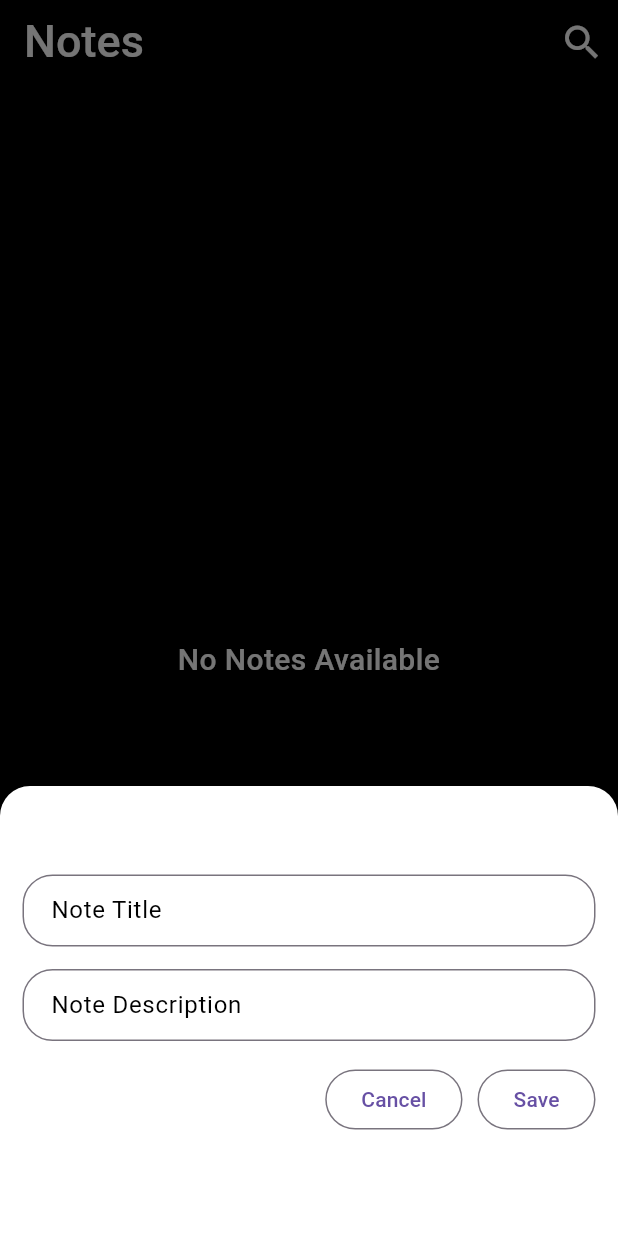
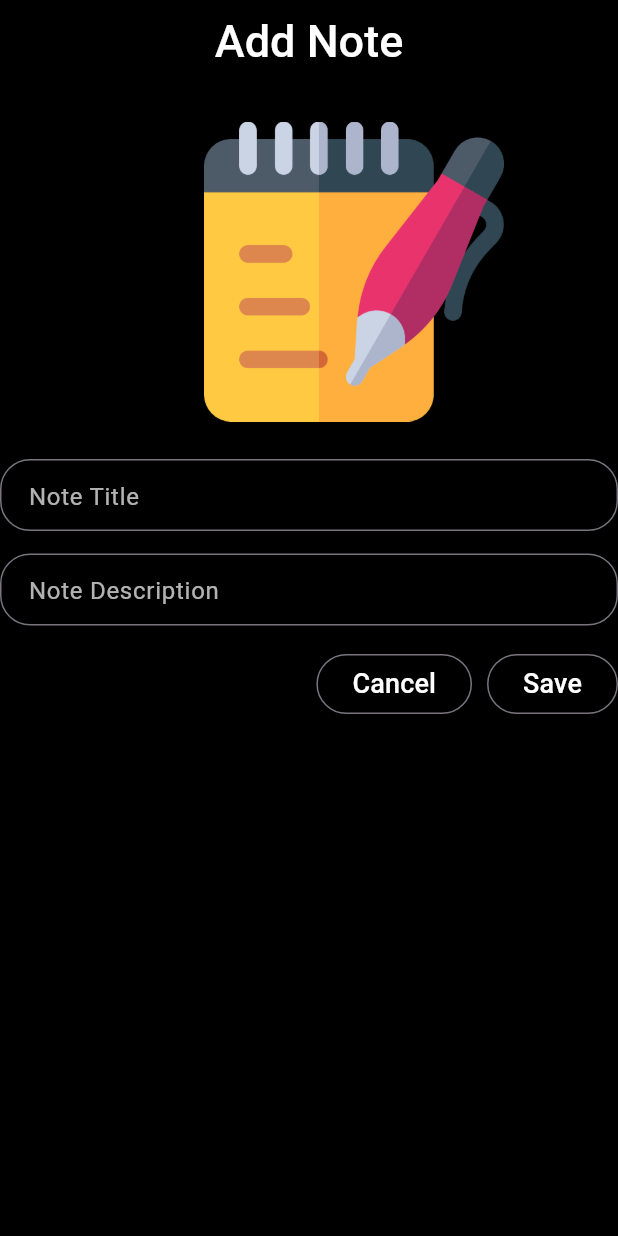
Before and after one commit to pradun-oops/notes_app, a Flutter app: the screen it shows after launch, after a tap on the "add" icon, on a phone screen of 412 x 824 dp. Run offline on Flutter 3.47's test engine with Material 3 defaults, Android fonts, the phone set to English and light mode, and no system bars; our stand-ins replace sqflite; accounts and stored records are empty.

Commit message:
Notes from other page

```diff
--- /dev/null
+++ b/lib/pages/add_note_page.dart
@@ -0,0 +1,111 @@
+import 'package:flutter/material.dart';
+import 'package:notes/helper/db_helper.dart';
+import 'package:notes/models/model.dart';
+
+import 'package:notes/widgets/custom_text.dart';
+import 'package:notes/widgets/custom_textfield.dart';
+
+class AddNotePage extends StatefulWidget {
+  const AddNotePage({
+    super.key,
+  });
+
+  @override
+  State<AddNotePage> createState() => _AddNotePageState();
+}
+
+class _AddNotePageState extends State<AddNotePage> {
+  TextEditingController titleController = TextEditingController();
+  TextEditingController descriptionController = TextEditingController();
+  DbHelper? mDb;
+
+  @override
+  void initState() {
+    super.initState();
+    mDb = DbHelper.getInstance();
+  }
+
+  @override
+  Widget build(BuildContext context) {
+    return Scaffold(
+      backgroundColor: Colors.black,
+      appBar: AppBar(
+        backgroundColor: Colors.black,
+        automaticallyImplyLeading: false,
+        title: CustomText(
+          text: 'Add Note',
+          size: 30,
+        ),
+        centerTitle: true,
+      ),
+      body: Column(
+        children: [
+          const SizedBox(
+            height: 25,
+          ),
+          Padding(
+            padding: const EdgeInsets.only(left: 60.0),
+            child: Image.asset(
+              "assets/logo/notes.png",
+              width: 200,
+            ),
+          ),
+          const SizedBox(
+            height: 25,
+          ),
+          CustomTextfield(
+            hint: 'Note Title',
+            controller: titleController,
+          ),
+          const SizedBox(
+            height: 15,
+          ),
+          CustomTextfield(
+            hint: 'Note Description',
+            controller: descriptionController,
+          ),
+          const SizedBox(
+            height: 15,
+          ),
+          Row(
+            mainAxisAlignment: MainAxisAlignment.end,
+            children: [
+              OutlinedButton(
+                onPressed: () {
+                  Navigator.pop(context);
+                },
+                child: CustomText(
+                  text: "Cancel",
+                  size: 18,
+                ),
+              ),
+              const SizedBox(
+                width: 10,
+              ),
+              OutlinedButton(
+                onPressed: () async {
+                  bool check = await mDb!.addNote(
+                    newNote: NoteModel(
+                      nTitle: titleController.text,
+                      nDescription: descriptionController.text,
+                      nCreatedAt:
+                          DateTime.now().microsecondsSinceEpoch.toString(),
+                    ),
+                  );
+                  if (check) {
+                    // ignore: use_build_context_synchronously
+                    Navigator.pop(context);
+                  }
+                },
+                child: CustomText(
+                  text: "Save",
+                  size: 18,
+                ),
+              ),
+            ],
+          )
+        ],
+      ),
+    );
+  }
+}
--- a/lib/pages/note_page.dart
+++ b/lib/pages/note_page.dart
@@ -4,8 +4,8 @@ import 'package:intl/intl.dart';
 import 'package:notes/color/color_list.dart';
 import 'package:notes/helper/db_helper.dart';
 import 'package:notes/models/model.dart';
+import 'package:notes/pages/add_note_page.dart';
 import 'package:notes/widgets/custom_text.dart';
-import 'package:notes/widgets/custom_textfield.dart';
 
 class NotePage extends StatefulWidget {
   const NotePage({super.key});
@@ -68,7 +68,8 @@ class _NotePageState extends State<NotePage> {
                   int.parse(mData[index].nCreatedAt),
                 );
                 return Padding(
-                  padding: const EdgeInsets.all(3.0),
+                  padding: const EdgeInsets.all(5.0),
+                  child: GestureDetector(
                     child: Container(
                       decoration: BoxDecoration(
                         borderRadius: BorderRadius.circular(15),
@@ -93,16 +94,16 @@ class _NotePageState extends State<NotePage> {
                             Text(
                               mData[index].nDescription,
                               style: const TextStyle(
-                              color: Colors.black54,
+                                color: Colors.black87,
                                 fontSize: 22,
-                              fontWeight: FontWeight.w800,
+                                fontWeight: FontWeight.w600,
                               ),
                               textAlign: TextAlign.center,
                             ),
                             Text(
                               df.format(eachDate),
                               style: const TextStyle(
-                              color: Colors.black54,
+                                color: Colors.black,
                                 fontSize: 16,
                                 fontWeight: FontWeight.w400,
                               ),
@@ -112,93 +113,104 @@ class _NotePageState extends State<NotePage> {
                         ),
                       ),
                     ),
+                    onLongPress: () {
+                      showDialog(
+                        context: context,
+                        builder: (_) {
+                          return AlertDialog(
+                            backgroundColor: colorList[index]['color'],
+                            title: Text(
+                              "Options",
+                              textAlign: TextAlign.center,
+                              style: TextStyle(
+                                fontSize: 20,
+                                color: Colors.black,
+                                fontWeight: FontWeight.w700,
+                              ),
+                            ),
+                            content: SizedBox(
+                              height: 80,
+                              child: Row(
+                                mainAxisAlignment:
+                                    MainAxisAlignment.spaceAround,
+                                children: [
+                                  Column(
+                                    children: [
+                                      CustomText(
+                                        text: "Edit",
+                                        size: 18,
+                                        textColor: Colors.black,
+                                      ),
+                                      IconButton(
+                                        onPressed: () {},
+                                        icon: Icon(
+                                          Icons.edit,
+                                          color: Colors.black,
+                                          size: 30,
+                                        ),
+                                      ),
+                                    ],
+                                  ),
+                                  Column(
+                                    children: [
+                                      CustomText(
+                                        text: "Delete",
+                                        size: 18,
+                                        textColor: Colors.black,
+                                      ),
+                                      IconButton(
+                                        onPressed: () async {
+                                          await mDb!.deleteNoteById(
+                                              mData[index].nId!);
+                                          getAllNotes();
+                                          // ignore: use_build_context_synchronously
+                                          Navigator.of(context).pop();
+                                        },
+                                        icon: Icon(
+                                          Icons.delete,
+                                          color: Colors.black,
+                                          size: 30,
+                                        ),
+                                      ),
+                                    ],
+                                  ),
+                                ],
+                              ),
+                            ),
+                          );
+                        },
+                      );
+                    },
+                  ),
                 );
               },
             )
           : Center(
-              child: CustomText(
-                text: 'No Notes Available',
-                size: 20,
+              child: Column(
+                mainAxisAlignment: MainAxisAlignment.center,
+                children: [
+                  Image.asset(
+                    "assets/logo/out-of-stock.png",
+                    width: 250,
+                  ),
+                  const SizedBox(
+                    height: 15,
+                  ),
+                  CustomText(
+                    text: "No Notes found...",
+                    size: 25,
+                  ),
+                ],
               ),
             ),
       floatingActionButton: FloatingActionButton(
         onPressed: () async {
-          titleController.clear();
-          descriptionController.clear();
-          showModalBottomSheet(
-              context: context,
-              builder: (_) {
-                return Container(
-                  padding: EdgeInsets.all(15),
-                  width: double.infinity,
-                  height: 300,
-                  decoration: BoxDecoration(
-                    color: Colors.white,
-                    borderRadius: BorderRadius.only(
-                      topLeft: Radius.circular(20),
-                      topRight: Radius.circular(20),
-                    ),
-                  ),
-                  child: Column(
-                    children: [
-                      CustomText(
-                        text: 'Add Note',
-                        size: 20,
-                      ),
-                      const SizedBox(
-                        height: 15,
-                      ),
-                      CustomTextfield(
-                        hint: 'Note Title',
-                        controller: titleController,
-                      ),
-                      const SizedBox(
-                        height: 15,
-                      ),
-                      CustomTextfield(
-                        hint: 'Note Description',
-                        controller: descriptionController,
-                      ),
-                      const SizedBox(
-                        height: 15,
-                      ),
-                      Row(
-                        mainAxisAlignment: MainAxisAlignment.end,
-                        children: [
-                          OutlinedButton(
-                            onPressed: () {
-                              Navigator.pop(context);
-                            },
-                            child: Text('Cancel'),
-                          ),
-                          const SizedBox(
-                            width: 10,
-                          ),
-                          OutlinedButton(
-                            onPressed: () async {
-                              bool check = await mDb!.addNote(
-                                newNote: NoteModel(
-                                  nTitle: titleController.text,
-                                  nDescription: descriptionController.text,
-                                  nCreatedAt: DateTime.now()
-                                      .microsecondsSinceEpoch
-                                      .toString(),
+          Navigator.push(
+            context,
+            MaterialPageRoute(
+              builder: (context) => AddNotePage(),
             ),
           );
-                              if (check) {
-                                getAllNotes();
-                                // ignore: use_build_context_synchronously
-                                Navigator.pop(context);
-                              }
-                            },
-                            child: Text('Save'),
-                          ),
-                        ],
-                      )
-                    ],
-                  ),
-                );
-              });
         },
         child: Icon(Icons.add),
       ),
--- a/lib/widgets/custom_text.dart
+++ b/lib/widgets/custom_text.dart
@@ -3,7 +3,12 @@ import 'package:flutter/material.dart';
 class CustomText extends StatelessWidget {
   final String text;
   final double size;
-  const CustomText({super.key, required this.text, this.size = 15});
+  final Color textColor;
+  const CustomText(
+      {super.key,
+      required this.text,
+      this.size = 15,
+      this.textColor = Colors.white});
 
   @override
   Widget build(BuildContext context) {
@@ -11,7 +16,7 @@ class CustomText extends StatelessWidget {
       text,
       style: TextStyle(
         fontSize: size,
-        color: Colors.white,
+        color: textColor,
         fontWeight: FontWeight.w500,
       ),
       textAlign: TextAlign.center,
--- a/lib/widgets/custom_textfield.dart
+++ b/lib/widgets/custom_textfield.dart
@@ -3,21 +3,29 @@ import 'package:flutter/material.dart';
 class CustomTextfield extends StatelessWidget {
   final String hint;
   final TextEditingController controller;
-  const CustomTextfield(
-      {super.key, required this.hint, required this.controller});
+  const CustomTextfield({
+    super.key,
+    required this.hint,
+    required this.controller,
+  });
 
   @override
   Widget build(BuildContext context) {
     return TextField(
       controller: controller,
+      style: TextStyle(
+        color: Colors.white,
+        fontSize: 20,
+      ),
       decoration: InputDecoration(
         border: OutlineInputBorder(
           borderRadius: BorderRadius.circular(20),
         ),
         hintText: hint,
         hintStyle: TextStyle(
-          color: Colors.black,
           fontSize: 16,
+          color: Colors.white70,
+          fontWeight: FontWeight.w400,
         ),
         contentPadding: EdgeInsets.only(
           left: 15,
--- a/pubspec.yaml
+++ b/pubspec.yaml
@@ -64,8 +64,8 @@ flutter:
   uses-material-design: true
 
   # To add assets to your application, add an assets section, like this:
-  # assets:
-  #   - images/a_dot_burr.jpeg
+  assets:
+    - assets/logo/
   #   - images/a_dot_ham.jpeg
 
   # An image asset can refer to one or more resolution-specific "variants", see
```
Also changed, not shown: lib/helper/db_helper.dart (+9 -0 lines), assets/logo/notes.png (added), assets/logo/out-of-stock.png (added). Lines whose indentation alone changed are shown as unchanged.
